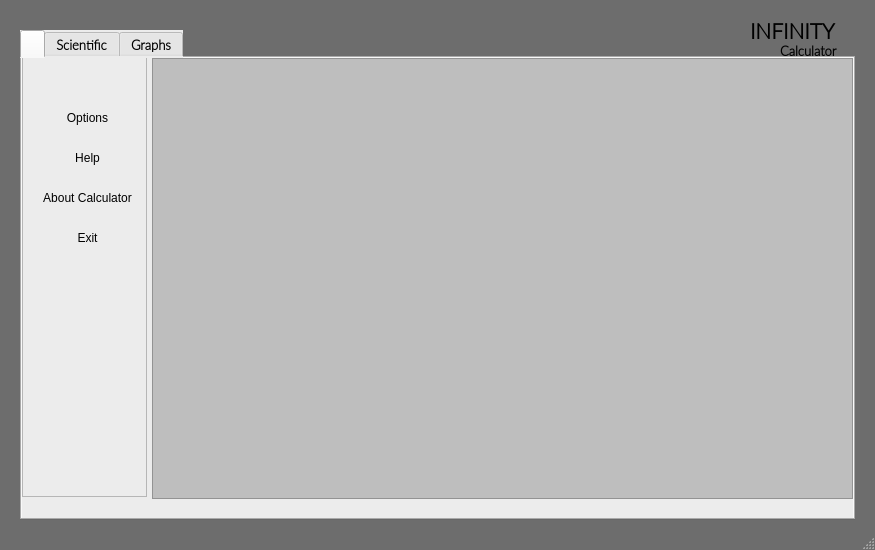
Old version of the form mainscreen.ui in the repository rddealwis/Formular_Calculator_and_Integrator.
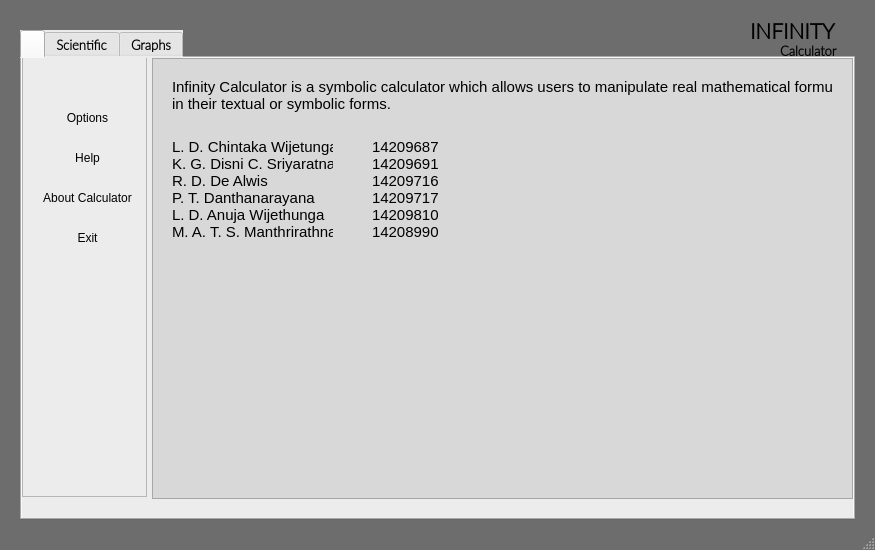
New version of the form. The open tabs and pages were chosen to show the change. Icons and pictures are not drawn.

Commit message: Implemented & designed the About Calculator screen.

```diff
--- a/mainscreen.ui
+++ b/mainscreen.ui
@@ -191,7 +191,7 @@
       </property>
       <property name="styleSheet">
        <string notr="true">QFrame {
-    background-color: rgb(190, 190, 190);
+    background-color: rgb(216, 216, 216)
 }</string>
       </property>
       <property name="frameShape">
@@ -200,6 +200,54 @@
       <property name="frameShadow">
        <enum>QFrame::Raised</enum>
       </property>
+      <widget class="QLabel" name="label_8">
+       <property name="geometry">
+        <rect>
+         <x>20</x>
+         <y>20</y>
+         <width>661</width>
+         <height>41</height>
+        </rect>
+       </property>
+       <property name="text">
+        <string>&lt;html&gt;&lt;head/&gt;&lt;body&gt;&lt;p&gt;&lt;span style=&quot; font-family:'Calibri,sans-serif'; font-size:11pt;&quot;&gt;Infinity Calculator is a symbolic calculator which allows users to manipulate real mathematical formulae &lt;br/&gt;in their textual or symbolic forms. &lt;/span&gt;&lt;/p&gt;&lt;/body&gt;&lt;/html&gt;</string>
+       </property>
+       <property name="alignment">
+        <set>Qt::AlignLeading|Qt::AlignLeft|Qt::AlignTop</set>
+       </property>
+      </widget>
+      <widget class="QLabel" name="label_9">
+       <property name="geometry">
+        <rect>
+         <x>220</x>
+         <y>80</y>
+         <width>81</width>
+         <height>111</height>
+        </rect>
+       </property>
+       <property name="text">
+        <string>&lt;html&gt;&lt;head/&gt;&lt;body&gt;&lt;p&gt;&lt;span style=&quot; font-family:'Calibri,sans-serif'; font-size:11pt;&quot;&gt;14209687&lt;br/&gt;14209691&lt;br/&gt;14209716&lt;br/&gt;14209717&lt;br/&gt;14209810&lt;br/&gt;14208990 &lt;/span&gt;&lt;/p&gt;&lt;/body&gt;&lt;/html&gt;</string>
+       </property>
+       <property name="alignment">
+        <set>Qt::AlignLeading|Qt::AlignLeft|Qt::AlignTop</set>
+       </property>
+      </widget>
+      <widget class="QLabel" name="label_10">
+       <property name="geometry">
+        <rect>
+         <x>20</x>
+         <y>80</y>
+         <width>161</width>
+         <height>111</height>
+        </rect>
+       </property>
+       <property name="text">
+        <string>&lt;html&gt;&lt;head/&gt;&lt;body&gt;&lt;p&gt;&lt;span style=&quot; font-family:'Calibri,sans-serif'; font-size:11pt;&quot;&gt;L. D. Chintaka Wijetunga &lt;br/&gt;K. G. Disni C. Sriyaratna&lt;br/&gt;R. D. De Alwis&lt;br/&gt;P. T. Danthanarayana&lt;br/&gt;L. D. Anuja Wijethunga&lt;br/&gt;M. A. T. S. Manthrirathna&lt;/span&gt;&lt;/p&gt;&lt;/body&gt;&lt;/html&gt;</string>
+       </property>
+       <property name="alignment">
+        <set>Qt::AlignLeading|Qt::AlignLeft|Qt::AlignTop</set>
+       </property>
+      </widget>
      </widget>
     </widget>
     <widget class="QWidget" name="tab_ScientificMenu">
```
Left out of the diff: 4 changed lines with no effect on the pictures. The commit also changes 12 other files.
